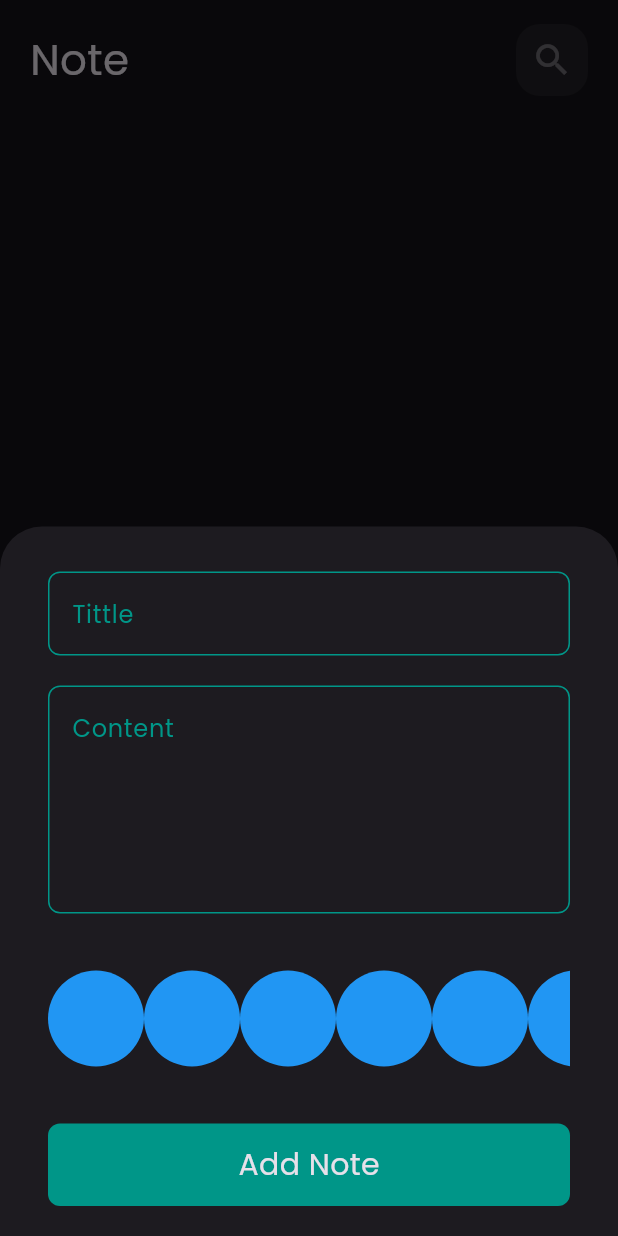
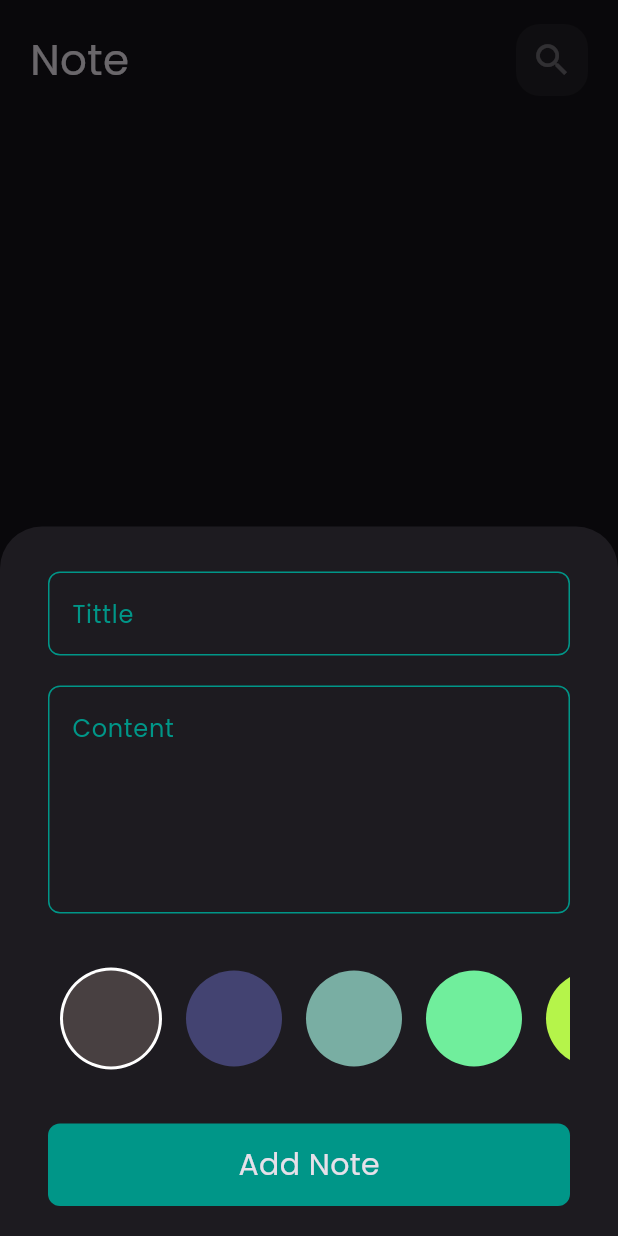
Before and after one commit to MohamedElhadidy7/notes_App, a Flutter app: the screen it shows after launch, after a tap on the "add" icon, on a phone screen of 412 x 824 dp. Run offline on Flutter 3.47's test engine with Material 3 defaults, Android fonts, the phone set to English and light mode, and no system bars; our stand-ins replace bloc, flutter_bloc, hive, hive_flutter, modal_progress_hud_nsn; accounts and stored records are empty.

Commit message:
finish color list

```diff
--- a/lib/views/Widgets/Colors_ListView.dart
+++ b/lib/views/Widgets/Colors_ListView.dart
@@ -2,17 +2,42 @@
 import 'package:noteapptharwat/views/Widgets/Colors_item.dart';
 import 'package:noteapptharwat/views/Widgets/addnoteForm.dart';
 
-class ColorsListView extends StatelessWidget {
+class ColorsListView extends StatefulWidget {
   const ColorsListView({super.key});
 
+  @override
+  State<ColorsListView> createState() => _ColorsListViewState();
+}
+
+class _ColorsListViewState extends State<ColorsListView> {
+  int currentindex = 0;
+  List<Color> colors = [
+    Color(0xff484041),
+    Color(0xff434371),
+    Color(0xff79AEA3),
+    Color(0xff70EE9C),
+    Color(0xffB5F44A)
+  ];
   @override
   Widget build(BuildContext context) {
     return SizedBox(
       height: 38 * 2,
       child: ListView.builder(
-          itemCount: 10,
+          itemCount: colors.length,
           scrollDirection: Axis.horizontal,
-          itemBuilder: (context, index) => const ColorItem()),
+          itemBuilder: (context, index) => Padding(
+                padding: const EdgeInsets.symmetric(horizontal: 8),
+                child: GestureDetector(
+                  onTap: () {
+                    currentindex = index;
+                    setState(() {});
+                  },
+                  child: ColorItem(
+                    color: colors[index],
+                    isactive: currentindex == index,
+                  ),
+                ),
+              )),
     );
   }
 }
--- a/lib/views/Widgets/Colors_item.dart
+++ b/lib/views/Widgets/Colors_item.dart
@@ -1,13 +1,29 @@
+// ignore_for_file: public_member_api_docs, sort_constructors_first
 import 'package:flutter/material.dart';
 
 class ColorItem extends StatelessWidget {
-  const ColorItem({super.key});
+  const ColorItem({
+    Key? key,
+    this.isactive = true,
+    required this.color,
+  }) : super(key: key);
+  final bool isactive;
+  final Color color;
 
   @override
   Widget build(BuildContext context) {
-    return const CircleAvatar(
-      radius: 32,
-      backgroundColor: Colors.blue,
-    );
+    return isactive
+        ? CircleAvatar(
+            radius: 34,
+            backgroundColor: Colors.white,
+            child: CircleAvatar(
+              radius: 32,
+              backgroundColor: color,
+            ),
+          )
+        : CircleAvatar(
+            radius: 32,
+            backgroundColor: color,
+          );
   }
 }
```
